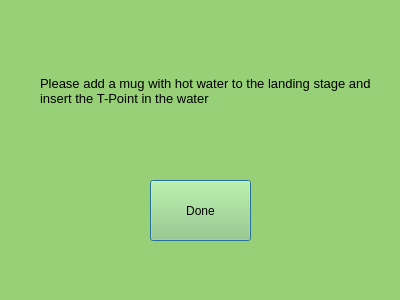
Before: the Qt Designer form perfectea_gui/placedialog.ui in Charlie1qa/PerfecTea, drawn with Qt 5.
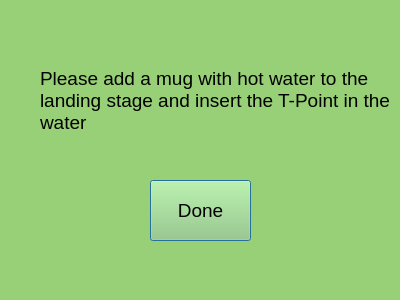
After: the same form once the commit is applied.

Diff of the .ui file:
```diff
--- a/perfectea_gui/placedialog.ui
+++ b/perfectea_gui/placedialog.ui
@@ -20,14 +20,14 @@
    <property name="geometry">
     <rect>
      <x>40</x>
-     <y>10</y>
+     <y>20</y>
      <width>361</width>
      <height>161</height>
     </rect>
    </property>
    <property name="font">
     <font>
-     <pointsize>10</pointsize>
+     <pointsize>14</pointsize>
     </font>
    </property>
    <property name="text">
@@ -46,6 +46,11 @@
      <height>61</height>
     </rect>
    </property>
+   <property name="font">
+    <font>
+     <pointsize>14</pointsize>
+    </font>
+   </property>
    <property name="text">
     <string>Done</string>
    </property>
```
